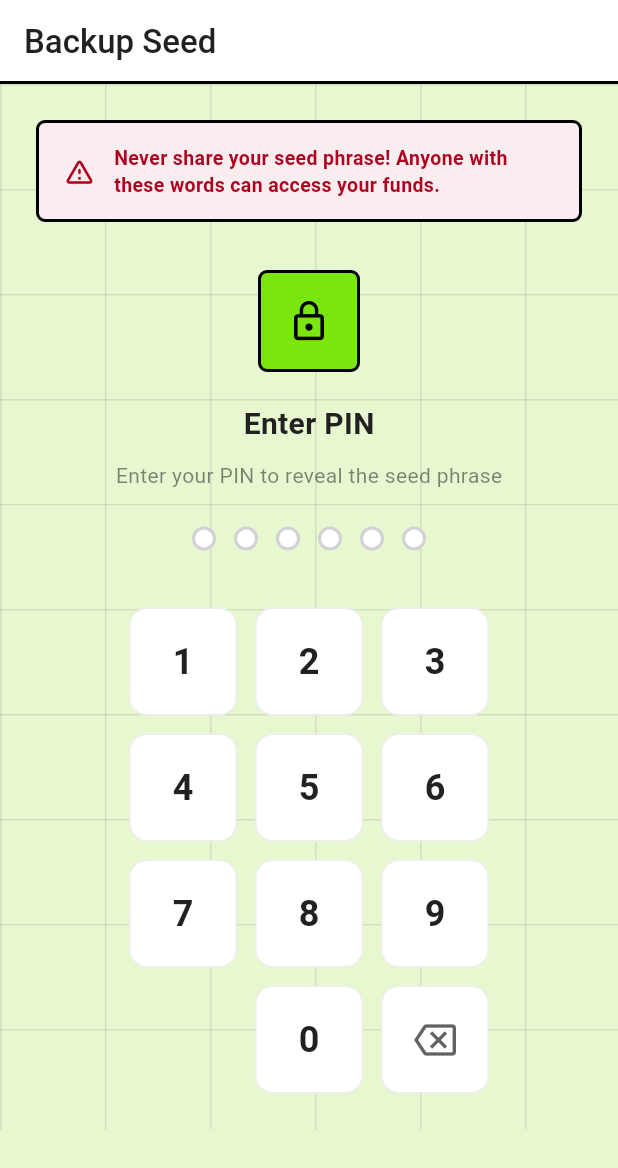
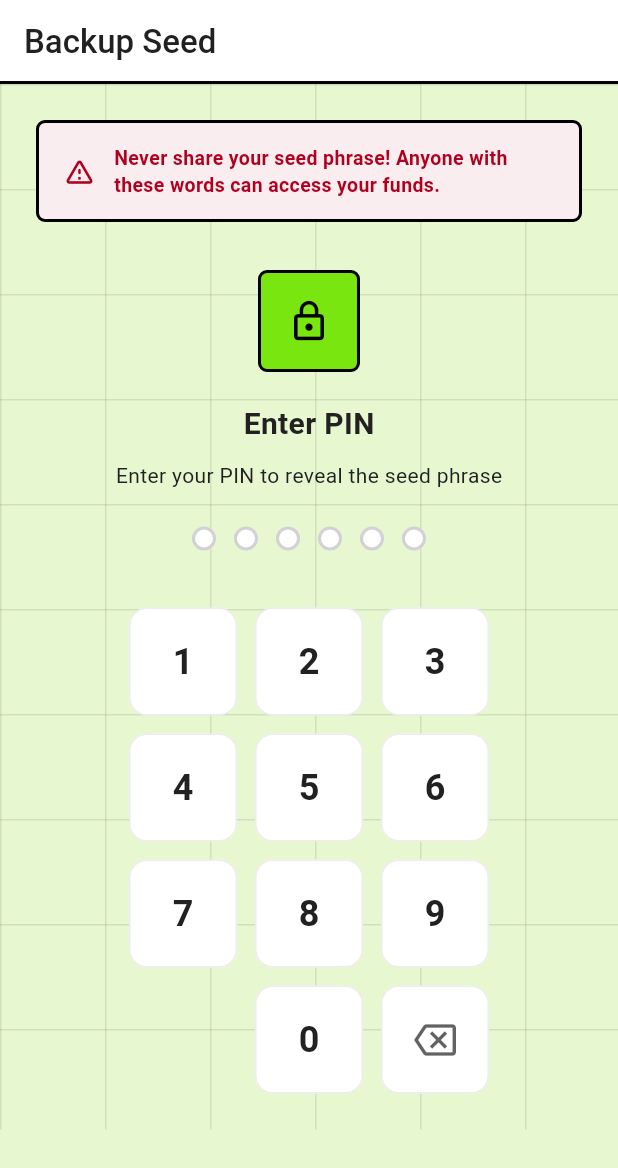
Before and after one commit to blockchain-dev-tools/open-ledger-app, a Flutter app: the BackupSeedScreen screen opened by its route, on a phone screen of 412 x 824 dp. Shown: the top 1168 px of the screen. Run offline on Flutter 3.47's test engine with Material 3 defaults, Android fonts, the phone set to English and light mode, and no system bars; our stand-ins replace flutter_svg, go_router, permission_handler, qr_flutter, shared_preferences; missing offline and left inert: dart:ffi, universal_ble; accounts and stored records are empty; project files that could hold a hidden picture were left out.

Commit message:
fix(ui): follow-up polish on four neo screens
- Welcome: the Enigma entry glyph always rendered small — the icon paints on
  a 24-unit grid whose ink only spans ~10 of those units, so it read smaller
  than the neighbouring 24px icons. Take it to the largest size the 44px
  tile allows.
- Generate Mnemonic: two words per row instead of three, which was
  ellipsising the longest BIP-39 words. The cell aspect ratio moves with it
  so the row height stays put.
- Verify Mnemonic: reached progress dots get a black ring in light.
- Backup Seed: the "Enter your PIN to reveal the seed phrase" prompt is
  solid black.

```diff
--- a/apps/mobile-flutter/lib/ui/screens/backup_seed/backup_seed_screen.dart
+++ b/apps/mobile-flutter/lib/ui/screens/backup_seed/backup_seed_screen.dart
@@ -233,7 +233,10 @@ class _BackupSeedScreenState extends State<BackupSeedScreen> {
         if (!_lockedOut)
           Text(
             l10n.enterPinToReveal,
-            style: TextStyle(color: c.text.withAlpha(140), fontSize: 14),
+            style: TextStyle(
+              color: c.neobrutalism ? c.text : c.text.withAlpha(140),
+              fontSize: 14,
+            ),
           ),
         if (!_lockedOut && _attemptCount > 0)
           Padding(
--- a/apps/mobile-flutter/lib/ui/screens/generate_mnemonic/generate_mnemonic_screen.dart
+++ b/apps/mobile-flutter/lib/ui/screens/generate_mnemonic/generate_mnemonic_screen.dart
@@ -112,7 +112,11 @@ class _GenerateMnemonicScreenState extends State<GenerateMnemonicScreen> {
                       padding: const EdgeInsets.symmetric(horizontal: 4),
                       child: MnemonicWordGrid(
                         words: words,
-                        columns: 3,
+                        // Two per row: three leaves the cells too narrow and the
+                        // longest BIP-39 words get ellipsised. The wider ratio
+                        // keeps the cell height unchanged.
+                        columns: 2,
+                        childAspectRatio: 4.0,
                         fontSize: 14,
                         // Light draws the neo cells; dark keeps the flat tiles.
                         neo: c.neobrutalism,
--- a/apps/mobile-flutter/lib/ui/screens/welcome/welcome_screen.dart
+++ b/apps/mobile-flutter/lib/ui/screens/welcome/welcome_screen.dart
@@ -363,7 +363,7 @@ class WelcomeScreen extends StatelessWidget {
                                 EntryCard(
                                   key: const Key('entry-enigma'),
                                   iconBuilder: (color) =>
-                                      EnigmaLogoIcon(color: color, size: 32),
+                                      EnigmaLogoIcon(color: color, size: 44),
                                   title: l10n.enigmaWallet,
                                   description: l10n.advancedEnigma,
                                   onTap: () => context.go('/enigma'),
```
Also changed, not shown: apps/mobile-flutter/lib/ui/screens/verify_mnemonic/verify_mnemonic_screen.dart (+7 -2 lines).
